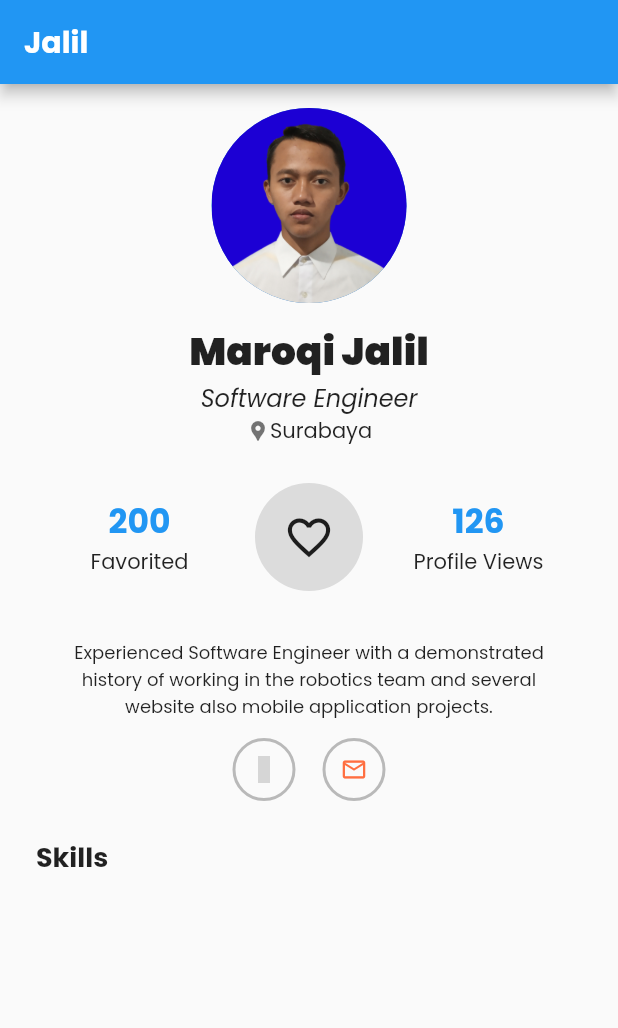
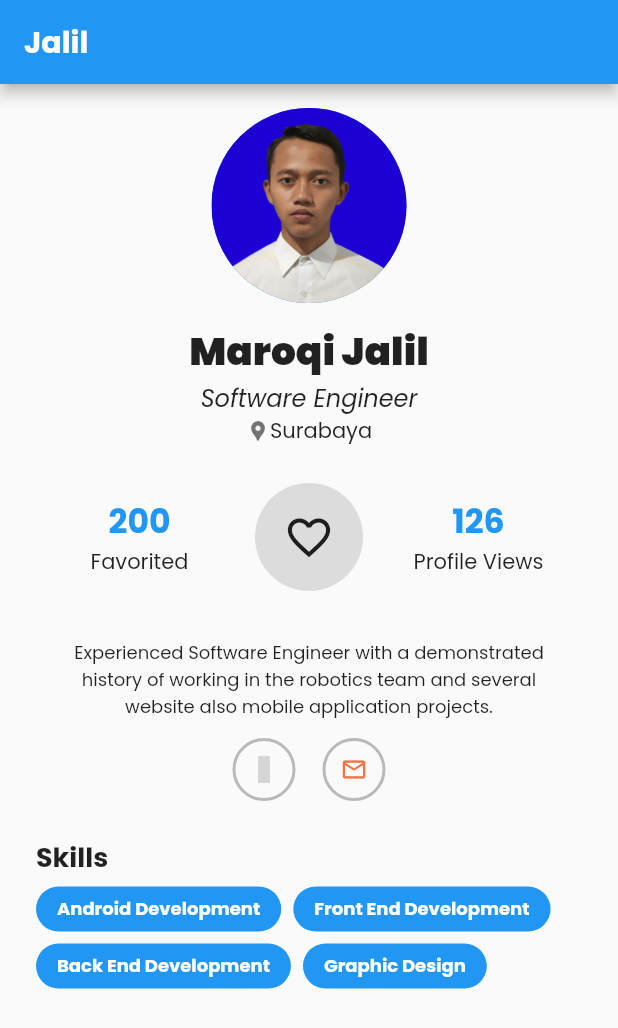
Before and after one commit to maroqijalil/my-portfolio-app, a Flutter app: the screen it shows after launch, on a phone screen of 412 x 824 dp. Shown: the top 1028 px of the screen. Run offline on Flutter 3.47's test engine with Material 2 defaults, Android fonts, the phone set to English and light mode, and no system bars; our stand-ins replace google_fonts; statements that could not run were skipped; grey boxes are pictures that could not be loaded.

Commit message:
refactor: add skills section

```diff
--- a/lib/modules/common/components/section_component.dart
+++ b/lib/modules/common/components/section_component.dart
@@ -24,6 +24,7 @@ class SectionComponent extends StatelessWidget {
             style:
                 GoogleFonts.poppins(fontSize: 18, fontWeight: FontWeight.w700),
           ),
+          SizedBox(height: 6),
           child,
         ],
       ),
--- a/lib/modules/profile/components/skill_section_component.dart
+++ b/lib/modules/profile/components/skill_section_component.dart
@@ -1,5 +1,6 @@
 import 'package:flutter/material.dart';
 import 'package:my_portofolio/modules/common/components/section_component.dart';
+import 'package:my_portofolio/modules/profile/widgets/skill_item_widget.dart';
 
 class SkillSectionComponent extends StatelessWidget {
   const SkillSectionComponent({Key? key}) : super(key: key);
@@ -9,7 +10,12 @@ class SkillSectionComponent extends StatelessWidget {
     return SectionComponent(
       title: "Skills",
       child: Wrap(
-        children: [],
+        children: [
+          SkillItemComponent(title: "Android Development"),
+          SkillItemComponent(title: "Front End Development"),
+          SkillItemComponent(title: "Back End Development"),
+          SkillItemComponent(title: "Graphic Design"),
+        ],
       ),
     );
   }
--- a/lib/modules/profile/screens/profile.dart
+++ b/lib/modules/profile/screens/profile.dart
@@ -2,8 +2,6 @@ import 'package:flutter/material.dart';
 import 'package:my_portofolio/modules/profile/components/profile_header_component.dart';
 import 'package:my_portofolio/modules/profile/components/profile_info_component.dart';
 import 'package:my_portofolio/modules/profile/components/skill_section_component.dart';
-import '../widgets/rounded_icon_widget.dart';
-import '../widgets/profile_count_widget.dart';
 
 class ProfileScreen extends StatefulWidget {
   const ProfileScreen({Key? key}) : super(key: key);
--- /dev/null
+++ b/lib/modules/profile/widgets/skill_item_widget.dart
@@ -0,0 +1,30 @@
+import 'package:flutter/material.dart';
+
+class SkillItemComponent extends StatelessWidget {
+  final String title;
+
+  const SkillItemComponent({
+    Key? key,
+    required this.title,
+  }) : super(key: key);
+
+  @override
+  Widget build(BuildContext context) {
+    return Container(
+      padding: EdgeInsets.symmetric(vertical: 6, horizontal: 14),
+      margin: EdgeInsets.only(bottom: 8, right: 8),
+      child: Text(
+        title,
+        style: TextStyle(
+          color: Colors.white,
+          fontWeight: FontWeight.bold,
+          fontSize: 12,
+        ),
+      ),
+      decoration: BoxDecoration(
+        borderRadius: BorderRadius.circular(100),
+        color: Colors.blue,
+      ),
+    );
+  }
+}
```
